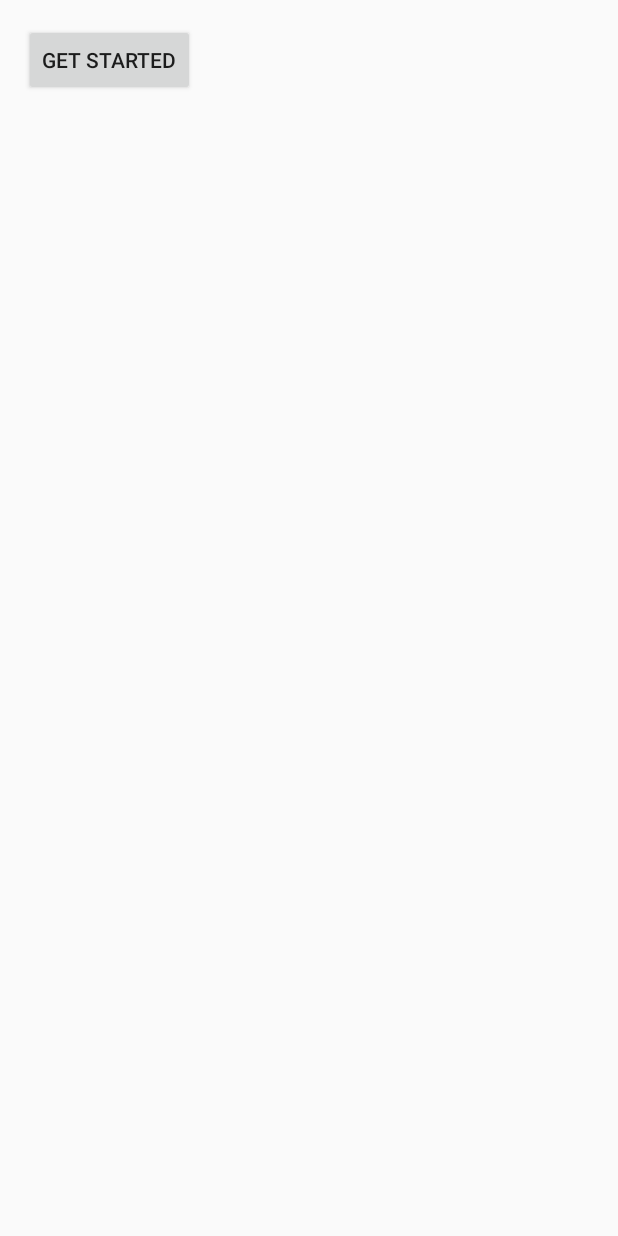
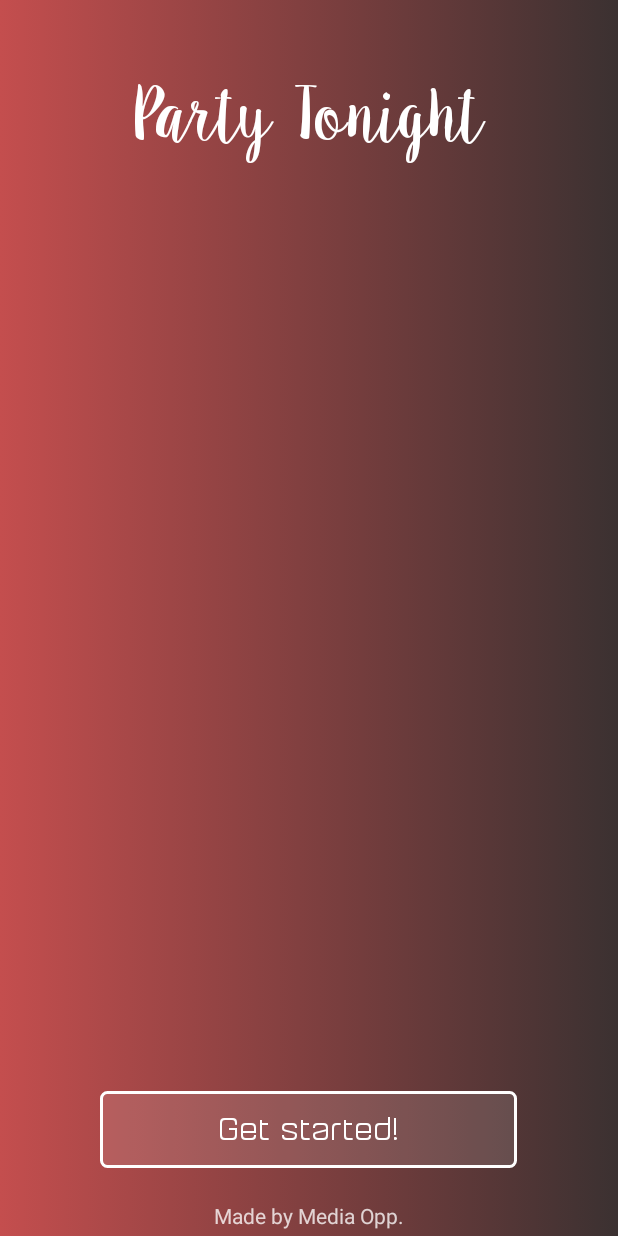
Before and after one commit to st1ch/Party-Tonight-Android, an Android app: the screen it shows after launch (LaunchScreenActivity), on a phone screen of 412 x 824 dp. Run offline under Robolectric (Android 15) with nearby library versions, the phone set to English and light mode, and no system bars; our stand-ins replace Dagger/Hilt's generated code; libraries missing offline, so code that uses them is left out: rx.android.schedulers, rx.schedulers.

Commit message:
LAUNCH_SCREEN update
updated launch screen layout. views are properly laid out now (as in phases.pdf)

added background as color transition (gradient)
added custom button view for "Get started!" button (must be used in other activities)
added custom text view for title (because of need of custom font)

```diff
--- a/app/src/main/java/app/media/opp/partytonight/presentation/activities/LaunchScreenActivity.java
+++ b/app/src/main/java/app/media/opp/partytonight/presentation/activities/LaunchScreenActivity.java
@@ -1,8 +1,10 @@
 package app.media.opp.partytonight.presentation.activities;
 
+import android.graphics.drawable.AnimationDrawable;
+import android.os.Bundle;
 import android.support.v7.app.AppCompatActivity;
-import android.os.Bundle;
 import android.view.View;
+import android.widget.RelativeLayout;
 
 import app.media.opp.partytonight.R;
 import app.media.opp.partytonight.presentation.utils.ActivityNavigator;
@@ -10,6 +12,7 @@ import app.media.opp.partytonight.presentation.utils.ActivityNavigator;
 public class LaunchScreenActivity extends AppCompatActivity implements View.OnClickListener {
 
 
+    AnimationDrawable animationDrawable;
     private ActivityNavigator activityNavigator;
 
     @Override
@@ -18,6 +21,30 @@ public class LaunchScreenActivity extends AppCompatActivity implements View.OnCl
         setContentView(R.layout.activity_launch_screen);
         findViewById(R.id.bGetStarted).setOnClickListener(this);
         activityNavigator = new ActivityNavigator();
+
+        RelativeLayout container = (RelativeLayout) findViewById(R.id.activity_launch_screen);
+
+        animationDrawable = (AnimationDrawable) container.getBackground();
+        animationDrawable.setEnterFadeDuration(6000);
+        animationDrawable.setExitFadeDuration(2000);
+    }
+
+    @Override
+    protected void onResume() {
+        super.onResume();
+
+        if (animationDrawable != null && !animationDrawable.isRunning()) {
+            animationDrawable.start();
+        }
+    }
+
+    @Override
+    protected void onStop() {
+        super.onStop();
+
+        if (animationDrawable != null && animationDrawable.isRunning()) {
+            animationDrawable.stop();
+        }
     }
 
     @Override
--- /dev/null
+++ b/app/src/main/java/app/media/opp/partytonight/presentation/app/view/ButtonCurvedTransparent.java
@@ -0,0 +1,46 @@
+package app.media.opp.partytonight.presentation.app.view;
+
+import android.content.Context;
+import android.graphics.Typeface;
+import android.support.v4.content.ContextCompat;
+import android.util.AttributeSet;
+import android.widget.Button;
+
+import app.media.opp.partytonight.R;
+
+/**
+ * Created by piekie (Artem Vasylenko)
+ * on 10/31/16
+ */
+
+public class ButtonCurvedTransparent extends Button {
+
+    private static final int RID_BACKGROUND_DRAWABLE = R.drawable.button_curved_transparent;
+    private static final String TYPEFACE_LOCATION = "fonts/button_curved_transparent_font.ttf";
+
+    public ButtonCurvedTransparent(Context context) {
+        super(context);
+
+        configureView(context);
+    }
+
+    public ButtonCurvedTransparent(Context context, AttributeSet attrs) {
+        super(context, attrs);
+
+        configureView(context);
+    }
+
+    public ButtonCurvedTransparent(Context context, AttributeSet attrs, int defStyleAttr) {
+        super(context, attrs, defStyleAttr);
+
+        configureView(context);
+    }
+
+    private void configureView(Context context) {
+        setBackground(ContextCompat.getDrawable(context, RID_BACKGROUND_DRAWABLE));
+
+        setAllCaps(false);
+
+        setTypeface(Typeface.createFromAsset(context.getAssets(), TYPEFACE_LOCATION));
+    }
+}
--- /dev/null
+++ b/app/src/main/java/app/media/opp/partytonight/presentation/app/view/TextViewTitle.java
@@ -0,0 +1,38 @@
+package app.media.opp.partytonight.presentation.app.view;
+
+import android.content.Context;
+import android.graphics.Typeface;
+import android.util.AttributeSet;
+import android.widget.TextView;
+
+/**
+ * Created by piekie (Artem Vasylenko)
+ * on 10/31/16
+ */
+
+public class TextViewTitle extends TextView {
+
+    private static final String FONT = "fonts/title_font.ttf";
+
+    public TextViewTitle(Context context) {
+        super(context);
+
+        configureView(context);
+    }
+
+    public TextViewTitle(Context context, AttributeSet attrs) {
+        super(context, attrs);
+
+        configureView(context);
+    }
+
+    public TextViewTitle(Context context, AttributeSet attrs, int defStyleAttr) {
+        super(context, attrs, defStyleAttr);
+
+        configureView(context);
+    }
+
+    public void configureView(Context context) {
+        setTypeface(Typeface.createFromAsset(context.getAssets(), FONT));
+    }
+}
--- /dev/null
+++ b/app/src/main/res/drawable/anim_transition_color.xml
@@ -0,0 +1,15 @@
+<?xml version="1.0" encoding="utf-8"?>
+<animation-list xmlns:android="http://schemas.android.com/apk/res/android">
+    <item
+        android:drawable="@drawable/anim_transition_color_1"
+        android:duration="10000" />
+    <item
+        android:drawable="@drawable/anim_transition_color_2"
+        android:duration="10000" />
+    <item
+        android:drawable="@drawable/anim_transition_color_3"
+        android:duration="10000" />
+    <item
+        android:drawable="@drawable/anim_transition_color_4"
+        android:duration="10000" />
+</animation-list>
--- /dev/null
+++ b/app/src/main/res/drawable/anim_transition_color_1.xml
@@ -0,0 +1,9 @@
+<?xml version="1.0" encoding="utf-8"?>
+<shape xmlns:android="http://schemas.android.com/apk/res/android">
+
+    <gradient
+        android:angle="0"
+        android:endColor="#3b3131"
+        android:startColor="#c44e4e" />
+
+</shape>
--- /dev/null
+++ b/app/src/main/res/drawable/anim_transition_color_2.xml
@@ -0,0 +1,7 @@
+<?xml version="1.0" encoding="utf-8"?>
+<shape xmlns:android="http://schemas.android.com/apk/res/android">
+    <gradient
+        android:angle="45"
+        android:endColor="#680b0b"
+        android:startColor="#3b3131" />
+</shape>
--- /dev/null
+++ b/app/src/main/res/drawable/anim_transition_color_3.xml
@@ -0,0 +1,7 @@
+<?xml version="1.0" encoding="utf-8"?>
+<shape xmlns:android="http://schemas.android.com/apk/res/android">
+    <gradient
+        android:angle="90"
+        android:endColor="#44c74b"
+        android:startColor="#680b0b" />
+</shape>
--- /dev/null
+++ b/app/src/main/res/drawable/anim_transition_color_4.xml
@@ -0,0 +1,7 @@
+<?xml version="1.0" encoding="utf-8"?>
+<shape xmlns:android="http://schemas.android.com/apk/res/android">
+    <gradient
+        android:angle="135"
+        android:endColor="#d46cb3"
+        android:startColor="#7141e2" />
+</shape>
--- /dev/null
+++ b/app/src/main/res/drawable/button_curved_transparent.xml
@@ -0,0 +1,5 @@
+<?xml version="1.0" encoding="utf-8"?>
+<selector xmlns:android="http://schemas.android.com/apk/res/android">
+    <item android:drawable="@drawable/button_curved_transparent_pressed" android:state_pressed="true" />
+    <item android:drawable="@drawable/button_curved_transparent_drawable" />
+</selector>
--- /dev/null
+++ b/app/src/main/res/drawable/button_curved_transparent_drawable.xml
@@ -0,0 +1,10 @@
+<?xml version="1.0" encoding="utf-8"?>
+<shape xmlns:android="http://schemas.android.com/apk/res/android">
+    <solid android:color="@color/colorButtonTransparent" />
+
+    <corners android:radius="@dimen/button_curved_transparent_stroke_radius" />
+
+    <stroke
+        android:width="@dimen/button_curved_transparent_stroke_width"
+        android:color="@color/colorButtonTransparentStroke" />
+</shape>
--- /dev/null
+++ b/app/src/main/res/drawable/button_curved_transparent_pressed.xml
@@ -0,0 +1,10 @@
+<?xml version="1.0" encoding="utf-8"?>
+<shape xmlns:android="http://schemas.android.com/apk/res/android">
+    <solid android:color="@color/colorButtonTransparentPressed" />
+
+    <corners android:radius="@dimen/button_curved_transparent_stroke_radius" />
+
+    <stroke
+        android:width="@dimen/button_curved_transparent_stroke_width"
+        android:color="@color/colorButtonTransparentStroke" />
+</shape>
--- a/app/src/main/res/layout/activity_launch_screen.xml
+++ b/app/src/main/res/layout/activity_launch_screen.xml
@@ -1,18 +1,73 @@
 <?xml version="1.0" encoding="utf-8"?>
 <RelativeLayout xmlns:android="http://schemas.android.com/apk/res/android"
     xmlns:tools="http://schemas.android.com/tools"
-    android:id="@+id/activity_launch_screen"
     android:layout_width="match_parent"
     android:layout_height="match_parent"
-    android:paddingBottom="@dimen/activity_vertical_margin"
-    android:paddingLeft="@dimen/activity_horizontal_margin"
-    android:paddingRight="@dimen/activity_horizontal_margin"
-    android:paddingTop="@dimen/activity_vertical_margin"
-    tools:context="app.media.opp.partytonight.presentation.activities.LaunchScreenActivity">
+    android:background="#000000">
 
-    <Button
-        android:id="@+id/bGetStarted"
-        android:layout_width="wrap_content"
-        android:layout_height="wrap_content"
-        android:text="@string/getStarted"/>
+    <RelativeLayout
+        android:id="@+id/activity_launch_screen"
+        android:layout_width="match_parent"
+        android:layout_height="match_parent"
+        android:background="@drawable/anim_transition_color"
+        android:paddingBottom="0dp"
+        android:paddingLeft="0dp"
+        android:paddingRight="0dp"
+        android:paddingTop="0dp"
+        tools:context="app.media.opp.partytonight.presentation.activities.LaunchScreenActivity">
+
+        <app.media.opp.partytonight.presentation.app.view.TextViewTitle
+            android:layout_width="match_parent"
+            android:layout_height="64dp"
+            android:layout_centerHorizontal="true"
+            android:layout_marginTop="48dp"
+            android:fontFamily="fonts/title_font.ttf"
+            android:gravity="center"
+            android:text="@string/app_name"
+            android:textColor="#FFFFFF"
+            android:textSize="48sp" />
+
+        <TextView
+            android:id="@+id/tvMadeBy"
+            android:layout_width="wrap_content"
+            android:layout_height="wrap_content"
+            android:layout_alignParentBottom="true"
+            android:layout_centerHorizontal="true"
+            android:paddingBottom="4dp"
+            android:text="Made by Media Opp."
+            android:textColor="@color/colorTextViewMadeBy" />
+
+        <LinearLayout
+            android:layout_width="match_parent"
+            android:layout_height="wrap_content"
+            android:layout_above="@id/tvMadeBy"
+            android:layout_marginBottom="22dp">
+
+            <View
+                android:layout_width="0dp"
+                android:layout_height="1dp"
+                android:layout_weight="12" />
+
+            <app.media.opp.partytonight.presentation.app.view.ButtonCurvedTransparent
+                android:id="@+id/bGetStarted"
+                android:layout_width="0dp"
+                android:layout_height="wrap_content"
+                android:layout_weight="50"
+                android:paddingBottom="13dp"
+                android:paddingTop="13dp"
+                android:text="@string/getStarted"
+                android:textColor="@color/colorButtonTransparentText"
+                android:textSize="20sp" />
+
+            <View
+                android:layout_width="0dp"
+                android:layout_height="1dp"
+                android:layout_weight="12" />
+
+        </LinearLayout>
+
+
+    </RelativeLayout>
+
+
 </RelativeLayout>
--- a/app/src/main/res/values/colors.xml
+++ b/app/src/main/res/values/colors.xml
@@ -3,4 +3,11 @@
     <color name="colorPrimary">#3F51B5</color>
     <color name="colorPrimaryDark">#303F9F</color>
     <color name="colorAccent">#FF4081</color>
+
+    <color name="colorButtonTransparent">#1effffff</color>
+    <color name="colorButtonTransparentPressed">#64ffffff</color>
+    <color name="colorButtonTransparentStroke">#ffffff</color>
+    <color name="colorButtonTransparentText">#ffffff</color>
+
+    <color name="colorTextViewMadeBy">#c6ffffff</color>
 </resources>
--- a/app/src/main/res/values/dimens.xml
+++ b/app/src/main/res/values/dimens.xml
@@ -3,4 +3,7 @@
     <dimen name="activity_horizontal_margin">16dp</dimen>
     <dimen name="activity_vertical_margin">16dp</dimen>
     <dimen name="padding_dialog">20dp</dimen>
+
+    <dimen name="button_curved_transparent_stroke_width">2dp</dimen>
+    <dimen name="button_curved_transparent_stroke_radius">4dp</dimen>
 </resources>
--- a/app/src/main/res/values/strings.xml
+++ b/app/src/main/res/values/strings.xml
@@ -1,6 +1,6 @@
 <resources>
     <string name="app_name">Party Tonight</string>
-    <string name="getStarted">Get Started</string>
+    <string name="getStarted">Get started!</string>
     <string name="promoter">Promoter</string>
     <string name="partyGoer">Party Goer</string>
     <string name="eMail">E-mail</string>
```
Also changed, not shown: app/src/main/assets/fonts/button_curved_transparent_font.ttf (added), app/src/main/assets/fonts/title_font.ttf (added), app/src/main/assets/fonts/title_font_alternative.ttf (added).
